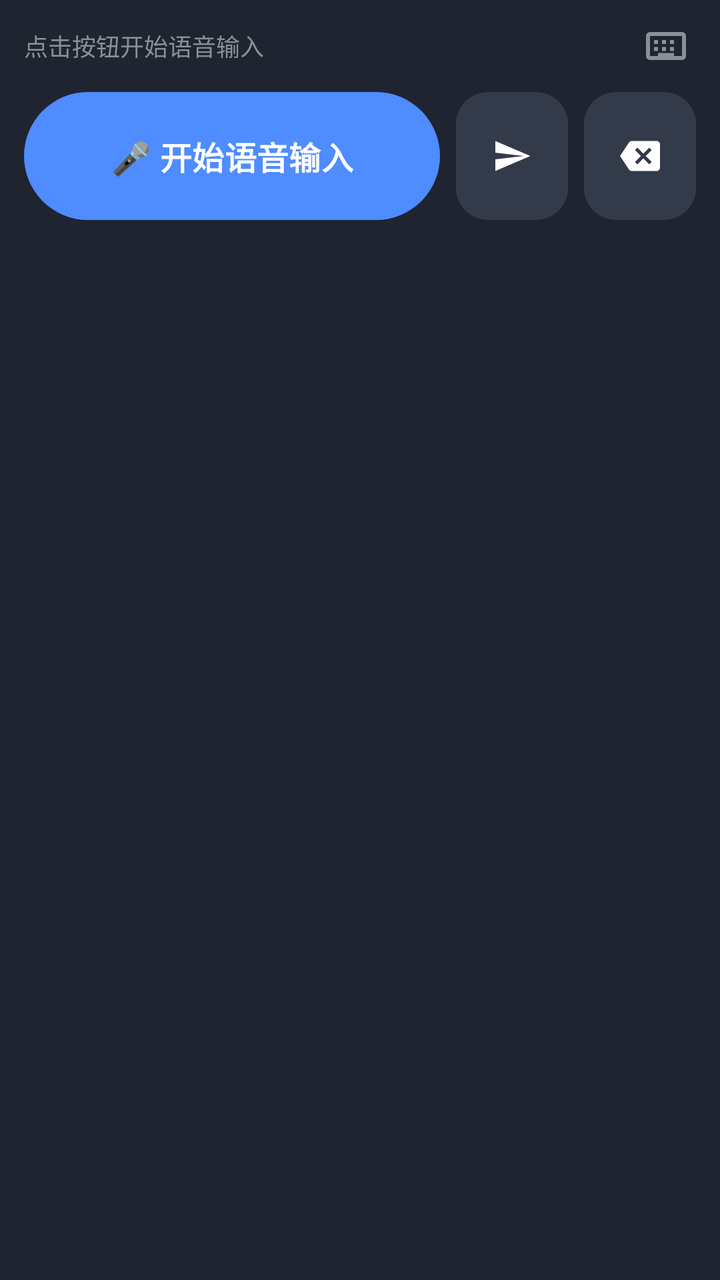
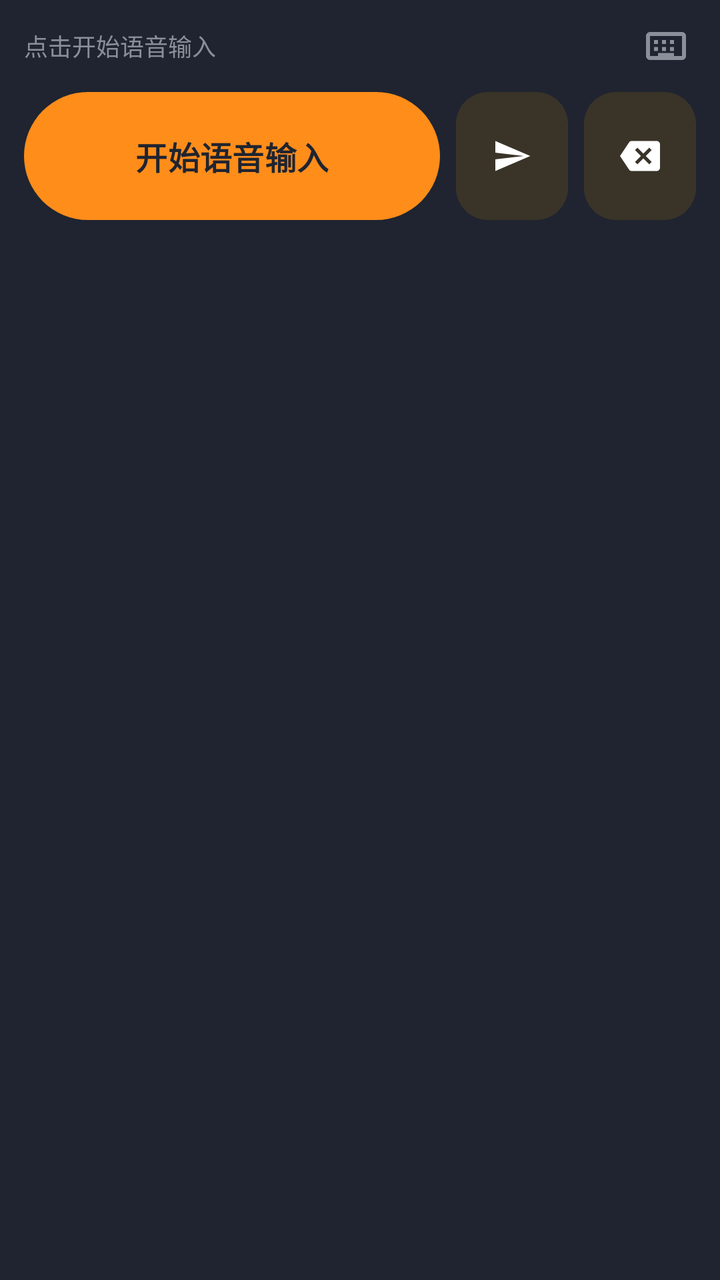

An Android layout rendered at two revisions. The XML below is the earlier revision; the diff shows what the commit changed to produce the second picture.
<!-- AndroidManifest.xml: application theme Theme.QwenVoiceInput -->
<!-- res/layout/view_ime.xml -->
<?xml version="1.0" encoding="utf-8"?>
<LinearLayout xmlns:android="http://schemas.android.com/apk/res/android"
    android:layout_width="match_parent"
    android:layout_height="wrap_content"
    android:background="#FF1F2430"
    android:orientation="vertical"
    android:paddingHorizontal="12dp"
    android:paddingTop="8dp"
    android:paddingBottom="12dp">

    <LinearLayout
        android:layout_width="match_parent"
        android:layout_height="wrap_content"
        android:gravity="center_vertical"
        android:orientation="horizontal">

        <TextView
            android:id="@+id/tv_status"
            android:layout_width="0dp"
            android:layout_height="wrap_content"
            android:layout_weight="1"
            android:text="@string/ime_idle_hint"
            android:textColor="#FF8A8F99"
            android:textSize="12sp" />

        <ImageView
            android:id="@+id/btn_switch_ime"
            android:layout_width="30dp"
            android:layout_height="30dp"
            android:contentDescription="@string/ime_switch"
            android:padding="3dp"
            android:src="@drawable/ic_keyboard" />
    </LinearLayout>

    
    <LinearLayout
        android:layout_width="match_parent"
        android:layout_height="wrap_content"
        android:layout_marginTop="8dp"
        android:orientation="horizontal">

        <Button
            android:id="@+id/btn_voice"
            android:layout_width="0dp"
            android:layout_height="64dp"
            android:layout_weight="1"
            android:background="@drawable/bg_ime_voice_button"
            android:text="@string/ime_start"
            android:textAllCaps="false"
            android:textColor="#FFFFFFFF"
            android:textSize="16sp"
            android:textStyle="bold" />

        <ImageButton
            android:id="@+id/btn_send"
            android:layout_width="56dp"
            android:layout_height="64dp"
            android:layout_marginStart="8dp"
            android:background="@drawable/bg_ime_secondary_button"
            android:contentDescription="@string/ime_send"
            android:padding="18dp"
            android:scaleType="fitCenter"
            android:src="@drawable/ic_send" />

        <ImageButton
            android:id="@+id/btn_backspace"
            android:layout_width="56dp"
            android:layout_height="64dp"
            android:layout_marginStart="8dp"
            android:background="@drawable/bg_ime_secondary_button"
            android:contentDescription="@string/ime_backspace"
            android:padding="18dp"
            android:scaleType="fitCenter"
            android:src="@drawable/ic_backspace" />
    </LinearLayout>
</LinearLayout>
<!-- resources referenced by this layout -->
<resources>
  <!-- drawable bg_ime_secondary_button (drawable) -->
  <?xml version="1.0" encoding="utf-8"?>
  <selector xmlns:android="http://schemas.android.com/apk/res/android">
      <item android:state_pressed="true">
          <shape android:shape="rectangle">
              <corners android:radius="16dp" />
              <solid android:color="#FF4A5364" />
          </shape>
      </item>
      <item>
          <shape android:shape="rectangle">
              <corners android:radius="16dp" />
              <solid android:color="#FF333B4A" />
          </shape>
      </item>
  </selector>
  <!-- drawable bg_ime_voice_button (drawable) -->
  <?xml version="1.0" encoding="utf-8"?>
  <selector xmlns:android="http://schemas.android.com/apk/res/android">
      <item android:state_pressed="true">
          <shape android:shape="rectangle">
              <corners android:radius="32dp" />
              <solid android:color="#FF3A6FD8" />
          </shape>
      </item>
      <item android:state_enabled="false">
          <shape android:shape="rectangle">
              <corners android:radius="32dp" />
              <solid android:color="#FF3A4252" />
          </shape>
      </item>
      <item>
          <shape android:shape="rectangle">
              <corners android:radius="32dp" />
              <solid android:color="#FF4F8CFF" />
          </shape>
      </item>
  </selector>
  <!-- drawable ic_backspace (drawable) -->
  <?xml version="1.0" encoding="utf-8"?>
  <vector xmlns:android="http://schemas.android.com/apk/res/android"
      android:width="24dp"
      android:height="24dp"
      android:viewportWidth="24"
      android:viewportHeight="24">
      <path
          android:fillColor="#FFFFFFFF"
          android:pathData="M22,3H7c-0.69,0-1.23,0.35-1.59,0.88L0,12l5.41,8.11c0.36,0.53,0.9,0.89,1.59,0.89h15c1.1,0,2-0.9,2-2V5C24,3.9,23.1,3,22,3zM19,15.59L17.59,17L14,13.41L10.41,17L9,15.59L12.59,12L9,8.41L10.41,7L14,10.59L17.59,7L19,8.41L15.41,12L19,15.59z" />
  </vector>
  <!-- drawable ic_keyboard (drawable) -->
  <vector xmlns:android="http://schemas.android.com/apk/res/android"
      android:width="24dp"
      android:height="24dp"
      android:viewportWidth="24"
      android:viewportHeight="24">
      <path
          android:fillColor="#FF8A8F99"
          android:pathData="M20,5H4C2.9,5 2,5.9 2,7v10c0,1.1 0.9,2 2,2h16c1.1,0 2,-0.9 2,-2V7C22,5.9 21.1,5 20,5zM20,17H4V7h16V17z" />
      <path
          android:fillColor="#FF8A8F99"
          android:pathData="M6,9h2v2H6V9zM10,9h2v2h-2V9zM14,9h2v2h-2V9zM6,12.5h2v2H6V12.5zM10,12.5h2v2h-2V12.5zM14,12.5h2v2h-2V12.5zM8,15.5h8v1.5H8V15.5z" />
  </vector>
  <!-- drawable ic_send (drawable) -->
  <?xml version="1.0" encoding="utf-8"?>
  <vector xmlns:android="http://schemas.android.com/apk/res/android"
      android:width="24dp"
      android:height="24dp"
      android:viewportWidth="24"
      android:viewportHeight="24">
      <path
          android:fillColor="#FFFFFFFF"
          android:pathData="M2.01,21L23,12L2.01,3L2,10l17,2l-17,2z" />
  </vector>
  <string name="ime_backspace">退格删除</string>
  <string name="ime_idle_hint">点击按钮开始语音输入</string>
  <string name="ime_send">发送</string>
  <string name="ime_start">🎤 开始语音输入</string>
  <string name="ime_switch">切换键盘</string>
  <style name="Theme.QwenVoiceInput" parent="Theme.Material3.DayNight.NoActionBar">
          <item name="colorPrimary">@color/brand_500</item>
      </style>
  <color name="brand_500">#FF4F8CFF</color>
</resources>

<!-- the commit's change to res/layout/view_ime.xml (unified diff, before → after) -->
@@ -47,7 +47,7 @@
             android:background="@drawable/bg_ime_voice_button"
             android:text="@string/ime_start"
             android:textAllCaps="false"
-            android:textColor="#FFFFFFFF"
+            android:textColor="@color/on_brand"
             android:textSize="16sp"
             android:textStyle="bold" />
 
<!-- resource entries referenced after the edit -->
@@ -1,30 +1,23 @@
 <!-- resources referenced by this layout -->
 <resources>
+  <color name="on_brand">#FF1F2430</color>
   <!-- drawable bg_ime_secondary_button (drawable) -->
   <?xml version="1.0" encoding="utf-8"?>
   <selector xmlns:android="http://schemas.android.com/apk/res/android">
-      <item android:state_pressed="true">
-          <shape android:shape="rectangle">
-              <corners android:radius="16dp" />
-              <solid android:color="#FF4A5364" />
-          </shape>
-      </item>
       <item>
-          <shape android:shape="rectangle">
-              <corners android:radius="16dp" />
-              <solid android:color="#FF333B4A" />
-          </shape>
+          <ripple android:color="#33FFC300">
+              <item>
+                  <shape android:shape="rectangle">
+                      <corners android:radius="16dp" />
+                      <solid android:color="#FF3A3428" />
+                  </shape>
+              </item>
+          </ripple>
       </item>
   </selector>
   <!-- drawable bg_ime_voice_button (drawable) -->
   <?xml version="1.0" encoding="utf-8"?>
   <selector xmlns:android="http://schemas.android.com/apk/res/android">
-      <item android:state_pressed="true">
-          <shape android:shape="rectangle">
-              <corners android:radius="32dp" />
-              <solid android:color="#FF3A6FD8" />
-          </shape>
-      </item>
       <item android:state_enabled="false">
           <shape android:shape="rectangle">
               <corners android:radius="32dp" />
@@ -32,10 +25,18 @@
           </shape>
       </item>
       <item>
-          <shape android:shape="rectangle">
-              <corners android:radius="32dp" />
-              <solid android:color="#FF4F8CFF" />
-          </shape>
+          <ripple android:color="#33000000">
+              <item>
+                  <shape android:shape="rectangle">
+                      <corners android:radius="32dp" />
+                      <gradient
+                          android:angle="315"
+                          android:endColor="@color/brand_gradient_end"
+                          android:startColor="@color/brand_gradient_start"
+                          android:type="linear" />
+                  </shape>
+              </item>
+          </ripple>
       </item>
   </selector>
   <!-- drawable ic_backspace (drawable) -->
@@ -74,13 +75,18 @@
           android:pathData="M2.01,21L23,12L2.01,3L2,10l17,2l-17,2z" />
   </vector>
   <string name="ime_backspace">退格删除</string>
-  <string name="ime_idle_hint">点击按钮开始语音输入</string>
+  <string name="ime_idle_hint">点击开始语音输入</string>
   <string name="ime_send">发送</string>
-  <string name="ime_start">🎤 开始语音输入</string>
+  <string name="ime_start">开始语音输入</string>
   <string name="ime_switch">切换键盘</string>
   <style name="Theme.QwenVoiceInput" parent="Theme.Material3.DayNight.NoActionBar">
           <item name="colorPrimary">@color/brand_500</item>
+          <item name="colorOnPrimary">@color/on_brand</item>
+          <item name="colorSecondary">@color/brand_700</item>
       </style>
-  <color name="brand_500">#FF4F8CFF</color>
+  <color name="brand_gradient_end">#FFFF8D1A</color>
+  <color name="brand_gradient_start">#FFFFC300</color>
+  <color name="brand_500">#FFFF8D1A</color>
+  <color name="brand_700">#FFF57C00</color>
 </resources>
 
